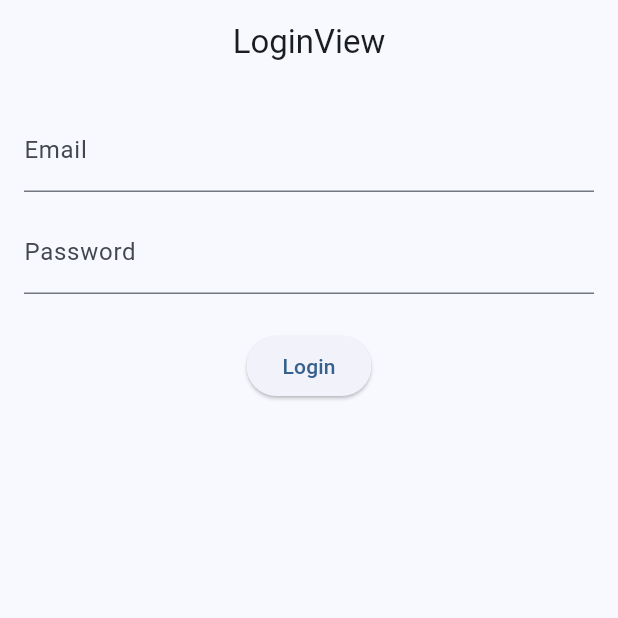
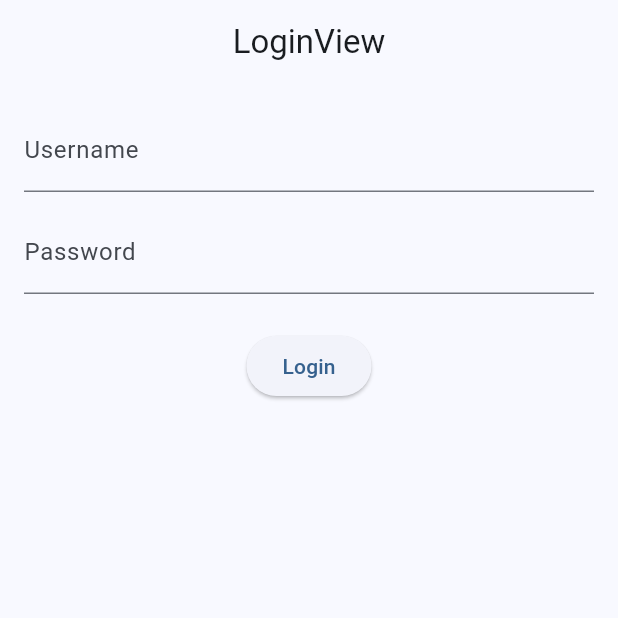
Before and after one commit to Fehizoro496/chat-client, a Flutter app: the screen it shows after launch, on a phone screen of 412 x 824 dp, the top half of it. Run offline on Flutter 3.47's test engine with Material 3 defaults, Android fonts, the phone set to English and light mode, and no system bars; our stand-ins replace get, socket_io_client.

Commit message:
feat: update discussion model and controllers for improved message handling and login functionality

```diff
--- a/lib/app/models/discussion_model.dart
+++ b/lib/app/models/discussion_model.dart
@@ -5,9 +5,9 @@ class Discussion {
   final List<String> participantIds; // list of user IDs
   final bool isGroupChat;
   final String? name;
-  final Message? lastMessage;
+  Message? lastMessage;
   final String createdAt;
-  final String updatedAt;
+  String updatedAt;
 
   Discussion({
     required this.id,
--- a/lib/app/modules/discussion/controllers/discussion_controller.dart
+++ b/lib/app/modules/discussion/controllers/discussion_controller.dart
@@ -24,9 +24,9 @@ class DiscussionController extends GetxController {
     socketService.onMessageReceived = handleIncomingMessage;
   }
 
-  void handleIncomingMessage(Map<String, dynamic> data) {
-    final msg = Message.fromJson(data);
-    messages.add(msg);
+  void handleIncomingMessage(Message data) {
+    // final msg = Message.fromJson(data);
+    messages.add(data);
     update(); // Trigger UI refresh
   }
 
--- a/lib/app/modules/login/controllers/login_controller.dart
+++ b/lib/app/modules/login/controllers/login_controller.dart
@@ -5,15 +5,15 @@ import 'package:get/get.dart';
 
 class LoginController extends GetxController {
   final AuthService authService = Get.find<AuthService>();
-  TextEditingController emailCtrl = TextEditingController();
+  TextEditingController usernameCtrl = TextEditingController();
   TextEditingController passwordCtrl = TextEditingController();
   bool isLoading = false;
 
-  Future<bool> login(String email, String password) async {
+  Future<bool> login(String username, String password) async {
     isLoading = true;
     update();
 
-    final success = await authService.login(email, password);
+    final success = await authService.login(username, password);
 
     isLoading = false;
     update();
--- a/lib/app/modules/login/views/login_view.dart
+++ b/lib/app/modules/login/views/login_view.dart
@@ -21,8 +21,8 @@ class LoginView extends GetView<LoginController> {
           child: Column(
             children: [
               TextField(
-                controller: controller.emailCtrl,
-                decoration: const InputDecoration(labelText: 'Email'),
+                controller: controller.usernameCtrl,
+                decoration: const InputDecoration(labelText: 'Username'),
               ),
               const SizedBox(height: 12),
               TextField(
@@ -36,19 +36,12 @@ class LoginView extends GetView<LoginController> {
                   : ElevatedButton(
                       onPressed: () async {
                         final success = await controller.login(
-                          controller.emailCtrl.text.trim(),
+                          controller.usernameCtrl.text.trim(),
                           controller.passwordCtrl.text.trim(),
                         );
                         if (success) {
                           Get.offAllNamed('/home');
                           controller.initSocket();
-                        } else {
-                          Get.snackbar(
-                            "Login Failed",
-                            "Incorrect email or password",
-                            backgroundColor: Colors.redAccent,
-                            colorText: Colors.white,
-                          );
                         }
                       },
                       child: const Text('Login'),
```
Also changed, not shown: lib/app/modules/home/controllers/home_controller.dart (+16 -0 lines), lib/app/modules/home/views/home_view.dart (+8 -70 lines), lib/core/services/auth_service.dart (+25 -2 lines), lib/core/services/socket_service.dart (+10 -5 lines).
